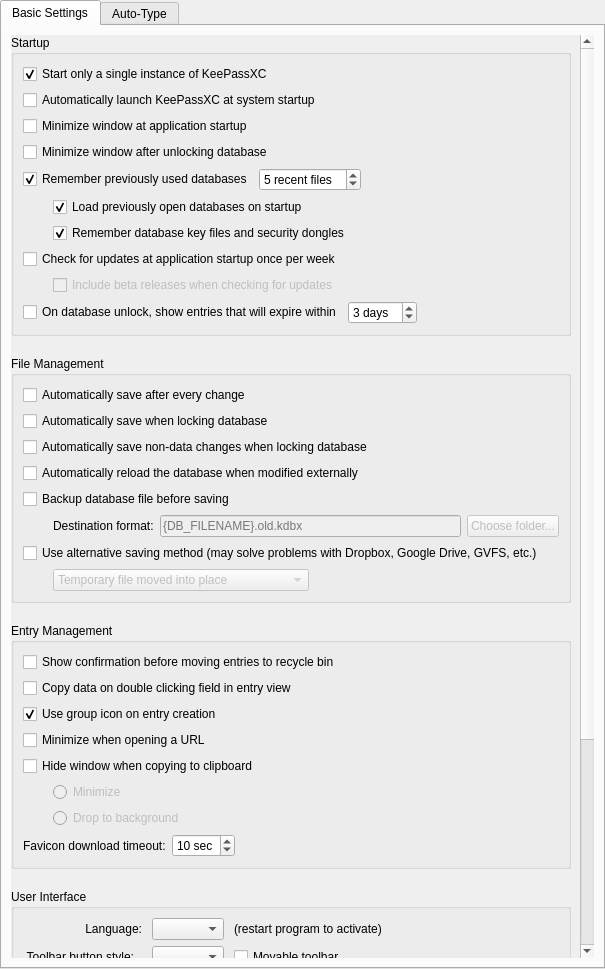
This is src/gui/ApplicationSettingsWidgetGeneral.ui in keepassxreboot/keepassxc as Qt 5 draws it before an edit. The edited form follows.
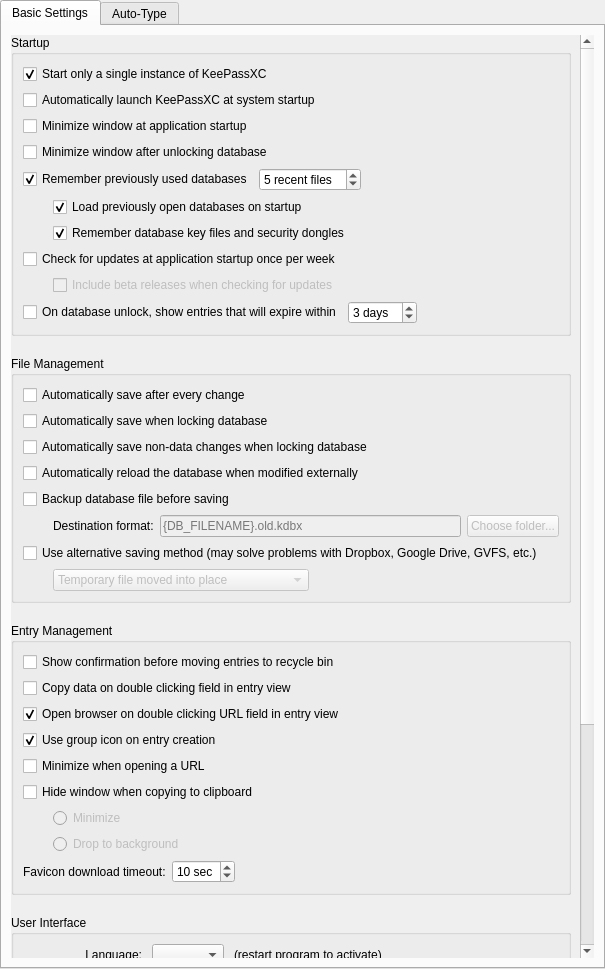
This is the edited form. Custom widgets are drawn as their Qt base class.

Commit message: Add option to disable opening a browser window when double-clicking the "URL" column (#11332)

```diff
--- a/src/gui/ApplicationSettingsWidgetGeneral.ui
+++ b/src/gui/ApplicationSettingsWidgetGeneral.ui
@@ -543,6 +543,16 @@
                 </property>
                </widget>
               </item>
+              <item>
+               <widget class="QCheckBox" name="openUrlOnDoubleClick">
+                <property name="text">
+                 <string>Open browser on double clicking URL field in entry view</string>
+                </property>
+                <property name="checked">
+                 <bool>true</bool>
+                </property>
+               </widget>
+              </item>
               <item>
                <widget class="QCheckBox" name="useGroupIconOnEntryCreationCheckBox">
                 <property name="text">
```
Left out of the diff: 1 changed line with no effect on the pictures. The commit also changes 5 other files.
